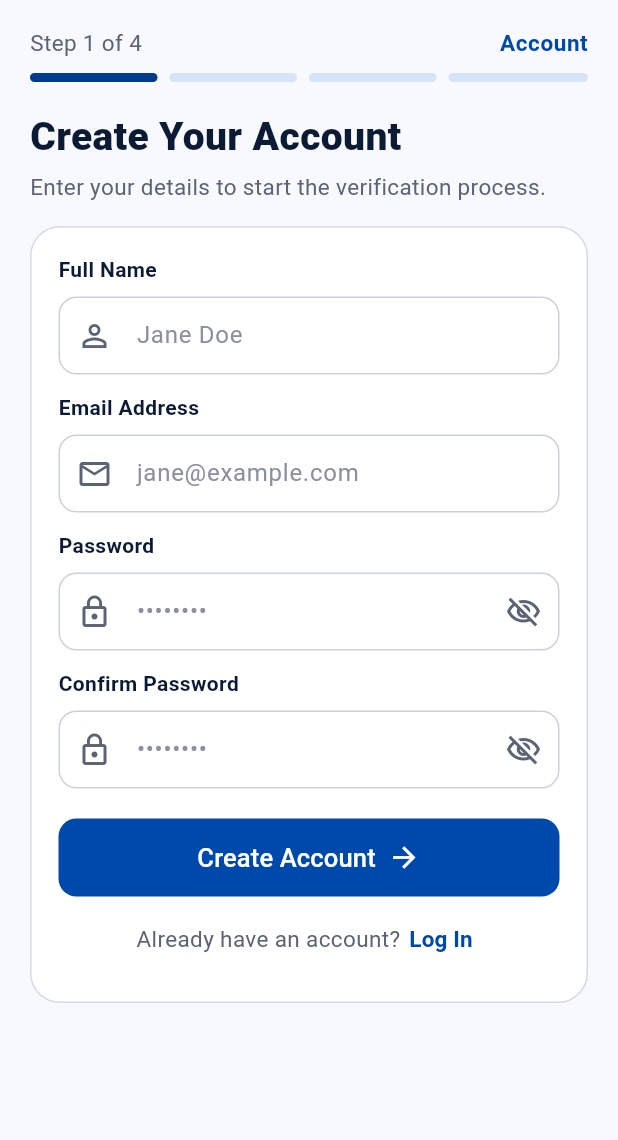
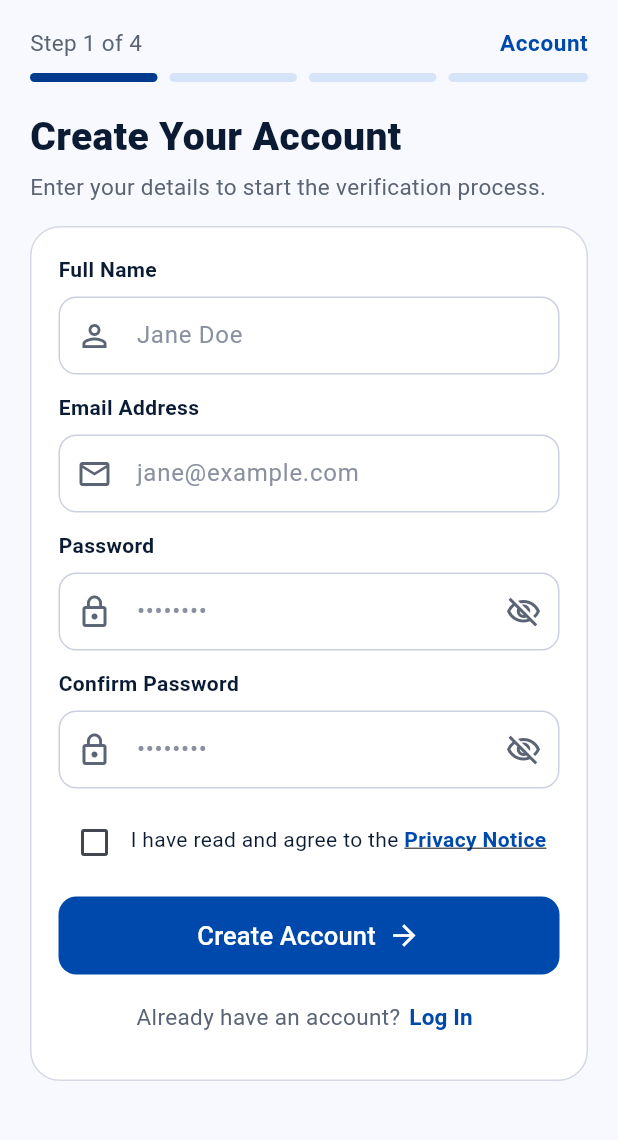
Before and after one commit to Sharlet-Kirui/A-FaceNet-Biometric-Verification-and-Content-Based-Recommendation-system-for-Caregivers-, a Flutter app: the screen it shows after launch, on a phone screen of 412 x 824 dp, the part 71-1211 px from its top. Run offline on Flutter 3.47's test engine with Material 3 defaults, Android fonts, the phone set to English and light mode, and no system bars; our stand-ins replace camera, file_picker, flutter_secure_storage, image_picker; accounts and stored records are empty.

Commit message:
feat(mobile): add Privacy Notice and require acceptance at sign-up
Closes #87

```diff
--- /dev/null
+++ b/mobile_app/lib/core/privacy_notice.dart
@@ -0,0 +1,69 @@
+/// CareMatch Privacy Notice, shown before an account is created.
+///
+/// [kPrivacyVersion] must equal PRIVACY_VERSION in api_backend/routes/auth.js:
+/// the API records which version each caregiver accepted. Change both together
+/// whenever the text changes, so everyone is asked to accept the new version.
+const kPrivacyVersion = '1.0';
+const kPrivacyUpdated = '12 November 2026';
+const kPrivacyContact = 'carematch.project@gmail.com';
+
+class PrivacySection {
+  final String title;
+  final String body;
+  const PrivacySection(this.title, this.body);
+}
+
+const kPrivacySections = [
+  PrivacySection('Who we are',
+      'CareMatch verifies the identity of home caregivers and matches them with suitable care jobs. '
+      'It is run as a final-year research project at Strathmore University, Nairobi. The project team '
+      'decides how your data is used and is responsible for protecting it under the Kenya Data Protection '
+      'Act, 2019. Contact us at $kPrivacyContact.'),
+  PrivacySection('What we collect',
+      '• Account: your name, email address, phone number and password (stored only in scrambled form).\n'
+      '• Personal details: date of birth, gender, nationality, ID or passport number, and address.\n'
+      '• Professional details: years of experience, Certificate of Good Conduct details, licences, work '
+      'history, skills, languages and availability.\n'
+      '• Documents: photos of your ID or passport, your Certificate of Good Conduct, CV and any other '
+      'documents you upload.\n'
+      '• Face data: your selfie, the head-turn photos, and the face measurements (face templates) worked '
+      'out from them and from your ID photo.\n'
+      '• Results: verification results, your trust score, the jobs matched to you, and the jobs you '
+      'express interest in.'),
+  PrivacySection('Why we use it',
+      '• To confirm that you are who you say you are, and to prevent fraud.\n'
+      '• To recommend jobs that fit your skills, location, experience and availability.\n'
+      '• To send you verification codes and tell you about decisions on your application and jobs.\n'
+      '• To keep a record of every decision, so it can be checked and corrected.\n'
+      '• To measure how well the system works, using results that do not identify you.'),
+  PrivacySection('Face data and your ID',
+      'Face data is sensitive personal data under the Act. We use it only to check that '
+      'your selfie matches your ID photo and that a real person took it. We never use it for anything else, '
+      'and we never sell it. Your ID number is also protected: it is stored encrypted. Before the selfie step we ask for your '
+      'separate, explicit consent to these checks and to checking your details against the national '
+      'identity register. You can refuse, but your identity cannot then be verified.'),
+  PrivacySection('Who can see it',
+      '• Authorised CareMatch administrators, who review applications and manage jobs.\n'
+      '• When you express interest in a job: the family or agency it belongs to, through our '
+      'administrators, sees your name, county, experience, skills, trust badge, contact details and CV.\n'
+      '• The identity register check, which receives only your ID number, name and date of birth.\n'
+      '• Companies that host our servers and send our emails, only to provide those services.\n'
+      'We do not sell your data or use it for advertising.'),
+  PrivacySection('How we protect it',
+      'Connections are encrypted. Passwords are scrambled, identity numbers are encrypted, and only '
+      'administrators with an account can open documents. Every administrator decision is recorded. If a '
+      'data breach puts you at risk, we will tell you and the Data Commissioner without delay.'),
+  PrivacySection('How long we keep it',
+      'We keep your data while your account is active. If you ask us to close your account, we delete your '
+      'documents, photos and face data within 30 days. We keep only the record of past verification '
+      'decisions, which shows no images, for up to 12 months to prevent fraud, then delete it as well.'),
+  PrivacySection('Your rights',
+      'You have the right to be told how your data is used, to see the data we hold about you, to correct '
+      'it (most details can be edited in your profile), to ask us to delete it, to object to its use, and to '
+      'withdraw your consent. Email $kPrivacyContact to use these rights. If you are not satisfied with our '
+      'answer, you can complain to the Office of the Data Protection Commissioner (www.odpc.go.ke).'),
+  PrivacySection('Age',
+      'CareMatch is for people aged 18 and over. We do not knowingly collect data from anyone younger.'),
+  PrivacySection('Changes to this notice',
+      'If we change this notice, we will show you the new version and ask you to accept it again.'),
+];
--- a/mobile_app/lib/screens/auth/create_account_screen.dart
+++ b/mobile_app/lib/screens/auth/create_account_screen.dart
@@ -13,6 +13,7 @@ import '../../widgets/password_strength_meter.dart';
 import '../../widgets/primary_button.dart';
 import '../onboarding/verify_email_screen.dart';
 import 'login_screen.dart';
+import 'privacy_notice_screen.dart';
 
 /// Onboarding step 1 of 4: Account (then email verification).
 /// Phone number now lives on the Details screen to keep this form short.
@@ -30,6 +31,8 @@ class _CreateAccountScreenState extends State<CreateAccountScreen> {
   final _passwordCtrl = TextEditingController();
   final _confirmCtrl = TextEditingController();
   bool _loading = false;
+  bool _acceptedPrivacy = false;
+  bool _privacyError = false;
 
   static final _noSpaces = [FilteringTextInputFormatter.deny(RegExp(r'\s'))];
 
@@ -74,8 +77,22 @@ class _CreateAccountScreenState extends State<CreateAccountScreen> {
         .showSnackBar(SnackBar(content: Text(message)));
   }
 
+  Future<void> _openPrivacyNotice() async {
+    final agreed = await Navigator.of(context).push<bool>(
+      MaterialPageRoute(builder: (_) => const PrivacyNoticeScreen()),
+    );
+    if (agreed == true && mounted) {
+      setState(() {
+        _acceptedPrivacy = true;
+        _privacyError = false;
+      });
+    }
+  }
+
   Future<void> _submit() async {
-    if (!_formKey.currentState!.validate()) return;
+    final valid = _formKey.currentState!.validate();
+    if (!_acceptedPrivacy) setState(() => _privacyError = true);
+    if (!valid || !_acceptedPrivacy) return;
     setState(() => _loading = true);
     try {
       final email = _emailCtrl.text.trim();
@@ -188,7 +205,50 @@ class _CreateAccountScreenState extends State<CreateAccountScreen> {
                         textInputAction: TextInputAction.done,
                         onFieldSubmitted: (_) => _submit(),
                       ),
-                      const SizedBox(height: 20),
+                      const SizedBox(height: 12),
+                      Row(
+                        crossAxisAlignment: CrossAxisAlignment.start,
+                        children: [
+                          Checkbox(
+                            value: _acceptedPrivacy,
+                            isError: _privacyError,
+                            onChanged: (v) => setState(() {
+                              _acceptedPrivacy = v ?? false;
+                              _privacyError = false;
+                            }),
+                          ),
+                          Expanded(
+                            child: Padding(
+                              padding: const EdgeInsets.only(top: 12),
+                              child: Wrap(
+                                children: [
+                                  const Text('I have read and agree to the ',
+                                      style: TextStyle(fontSize: 14, color: AppColors.textDark)),
+                                  GestureDetector(
+                                    onTap: _openPrivacyNotice,
+                                    child: const Text(
+                                      'Privacy Notice',
+                                      style: TextStyle(
+                                        fontSize: 14,
+                                        fontWeight: FontWeight.w700,
+                                        color: AppColors.primary,
+                                        decoration: TextDecoration.underline,
+                                      ),
+                                    ),
+                                  ),
+                                ],
+                              ),
+                            ),
+                          ),
+                        ],
+                      ),
+                      if (_privacyError)
+                        const Padding(
+                          padding: EdgeInsets.only(left: 12, bottom: 4),
+                          child: Text('Read and accept the Privacy Notice to continue',
+                              style: TextStyle(fontSize: 13, color: AppColors.error)),
+                        ),
+                      const SizedBox(height: 12),
                       PrimaryButton(
                         label: 'Create Account',
                         trailingIcon: Icons.arrow_forward,
```
Also changed, not shown: mobile_app/lib/screens/auth/privacy_notice_screen.dart (added, +63 -0 lines), 1 other file.
